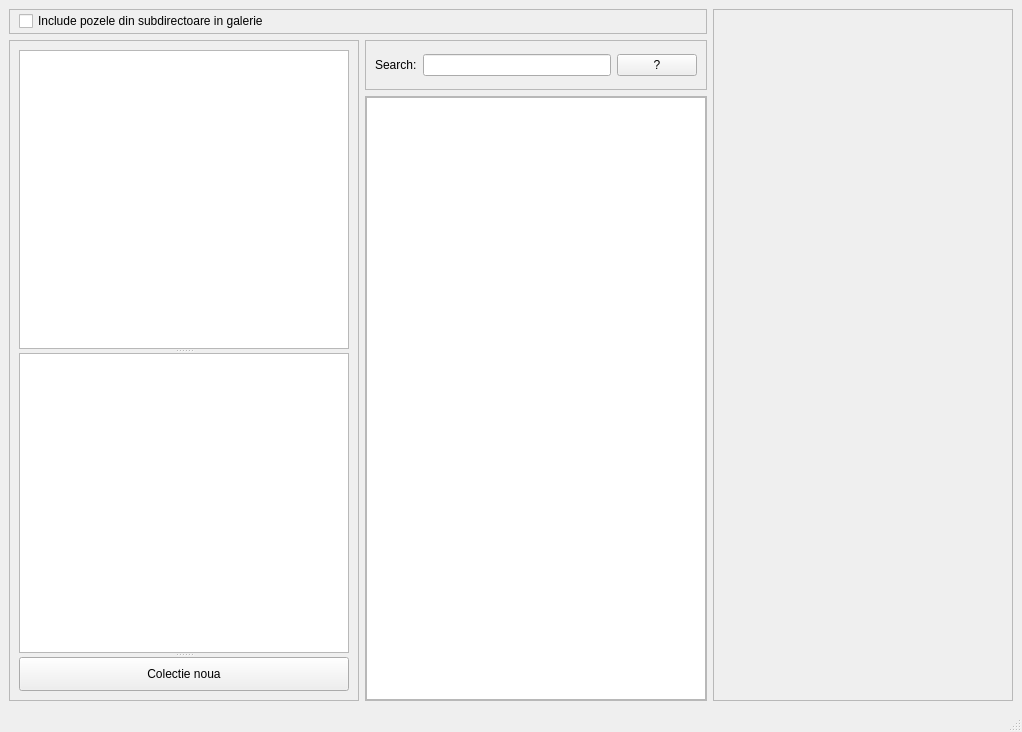
Qt form interfata.ui (Flavius-George/Licenta_Riscant) before a commit.
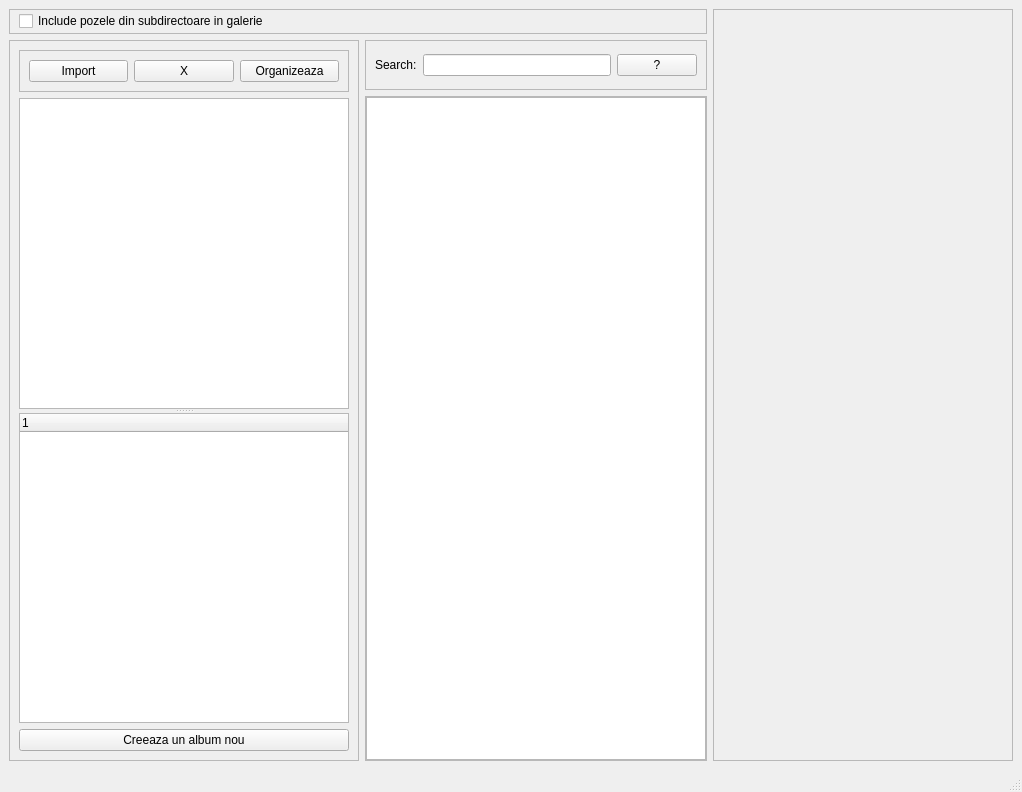
The same form after that commit.

```diff
--- a/interfata.ui
+++ b/interfata.ui
@@ -7,7 +7,7 @@
     <x>0</x>
     <y>0</y>
     <width>1022</width>
-    <height>732</height>
+    <height>792</height>
    </rect>
   </property>
   <property name="windowTitle">
@@ -58,6 +58,12 @@
         <height>0</height>
        </size>
       </property>
+      <property name="maximumSize">
+       <size>
+        <width>500</width>
+        <height>16777215</height>
+       </size>
+      </property>
       <property name="frameShape">
        <enum>QFrame::Shape::StyledPanel</enum>
       </property>
@@ -65,20 +71,79 @@
        <enum>QFrame::Shadow::Raised</enum>
       </property>
       <layout class="QVBoxLayout" name="verticalLayout_3">
+       <item>
+        <widget class="QFrame" name="frame_2">
+         <property name="frameShape">
+          <enum>QFrame::Shape::StyledPanel</enum>
+         </property>
+         <property name="frameShadow">
+          <enum>QFrame::Shadow::Raised</enum>
+         </property>
+         <layout class="QHBoxLayout" name="horizontalLayout_2">
+          <item>
+           <widget class="QPushButton" name="btnImportFolder">
+            <property name="maximumSize">
+             <size>
+              <width>100</width>
+              <height>40</height>
+             </size>
+            </property>
+            <property name="text">
+             <string>Import</string>
+            </property>
+           </widget>
+          </item>
+          <item>
+           <widget class="QPushButton" name="btnRemoveFolder">
+            <property name="maximumSize">
+             <size>
+              <width>100</width>
+              <height>40</height>
+             </size>
+            </property>
+            <property name="text">
+             <string>X</string>
+            </property>
+           </widget>
+          </item>
+          <item>
+           <widget class="QPushButton" name="organizeBttn">
+            <property name="maximumSize">
+             <size>
+              <width>100</width>
+              <height>40</height>
+             </size>
+            </property>
+            <property name="text">
+             <string>Organizeaza</string>
+            </property>
+           </widget>
+          </item>
+         </layout>
+        </widget>
+       </item>
        <item>
         <widget class="QSplitter" name="splitter">
          <property name="orientation">
           <enum>Qt::Orientation::Vertical</enum>
          </property>
-         <widget class="QTreeView" name="treeViewFolders"/>
-         <widget class="QListWidget" name="smartAlbumWidget"/>
-         <widget class="QPushButton" name="bttnAddSmartAlbum">
-          <property name="text">
-           <string>Colectie noua</string>
-          </property>
+         <widget class="QListWidget" name="sourceListWidget"/>
+         <widget class="QTreeWidget" name="smartTreeWidget">
+          <column>
+           <property name="text">
+            <string notr="true">1</string>
+           </property>
+          </column>
          </widget>
         </widget>
        </item>
+       <item>
+        <widget class="QPushButton" name="bttnAddSmartAlbum">
+         <property name="text">
+          <string>Creeaza un album nou</string>
+         </property>
+        </widget>
+       </item>
       </layout>
      </widget>
     </item>
```
